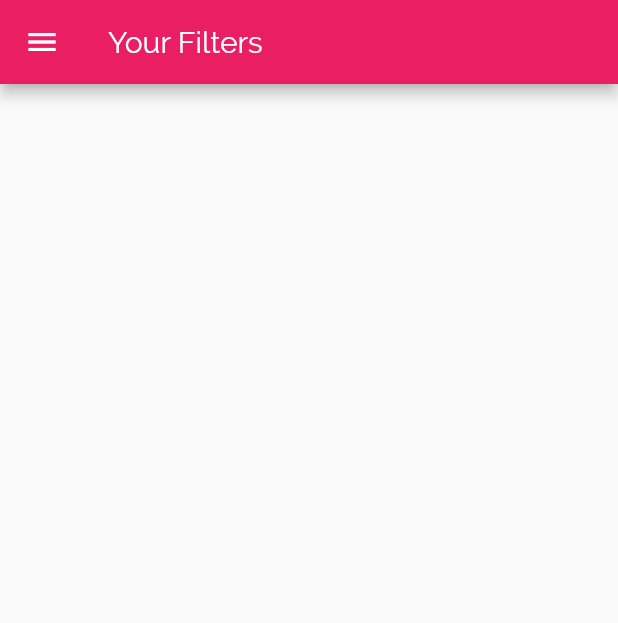
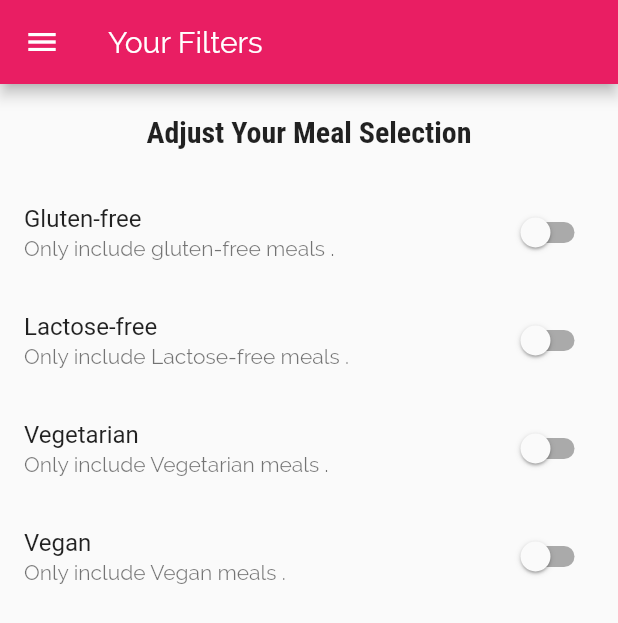
Before and after one commit to Rabee-Omran/Meals-App-Flutter, a Flutter app: the FiltersScreen screen opened by its route, on a phone screen of 412 x 824 dp. Shown: the top 623 px of the screen. Run offline on Flutter 3.47's test engine with Material 2 defaults, Android fonts, the phone set to English and light mode, and no system bars.

Commit message:
Add Filter Screen

```diff
--- a/lib/screens/filters_screen.dart
+++ b/lib/screens/filters_screen.dart
@@ -1,8 +1,27 @@
 import 'package:flutter/material.dart';
 import 'package:meals_app/widgets/main_drawer.dart';
 
-class FiltersScreen extends StatelessWidget {
+class FiltersScreen extends StatefulWidget {
   static final routeName = '/fliters-screen';
+
+  @override
+  _FiltersScreenState createState() => _FiltersScreenState();
+}
+
+class _FiltersScreenState extends State<FiltersScreen> {
+  bool _glutenFree = false;
+  bool _vegetarian = false;
+  bool _vegan = false;
+  bool _lactoseFree = false;
+
+  Widget _bulidSwitchListTile(String title, String description,
+      bool currentValue, Function updateValue) {
+    return SwitchListTile(
+        title: Text(title),
+        value: currentValue,
+        subtitle: Text(description),
+        onChanged: updateValue);
+  }
 
   @override
   Widget build(BuildContext context) {
@@ -10,6 +29,59 @@ class FiltersScreen extends StatelessWidget {
       appBar: AppBar(
         title: Text('Your Filters'),
       ),
+      body: Column(
+        children: [
+          Container(
+            padding: EdgeInsets.all(20),
+            child: Text(
+              'Adjust Your Meal Selection',
+              style: Theme.of(context).textTheme.title,
+            ),
+          ),
+          Expanded(
+            child: ListView(
+              children: [
+                _bulidSwitchListTile(
+                    'Gluten-free',
+                    'Only include gluten-free meals .',
+                    _glutenFree,
+                    (value) => {
+                          setState(() {
+                            _glutenFree = value;
+                          })
+                        }),
+                _bulidSwitchListTile(
+                    'Lactose-free',
+                    'Only include Lactose-free meals .',
+                    _lactoseFree,
+                    (value) => {
+                          setState(() {
+                            _lactoseFree = value;
+                          })
+                        }),
+                _bulidSwitchListTile(
+                    'Vegetarian',
+                    'Only include Vegetarian meals .',
+                    _vegetarian,
+                    (value) => {
+                          setState(() {
+                            _vegetarian = value;
+                          })
+                        }),
+                _bulidSwitchListTile(
+                    'Vegan',
+                    'Only include Vegan meals .',
+                    _vegan,
+                    (value) => {
+                          setState(() {
+                            _vegan = value;
+                          })
+                        }),
+              ],
+            ),
+          ),
+        ],
+      ),
       drawer: MainDrawer(),
     );
   }
```
